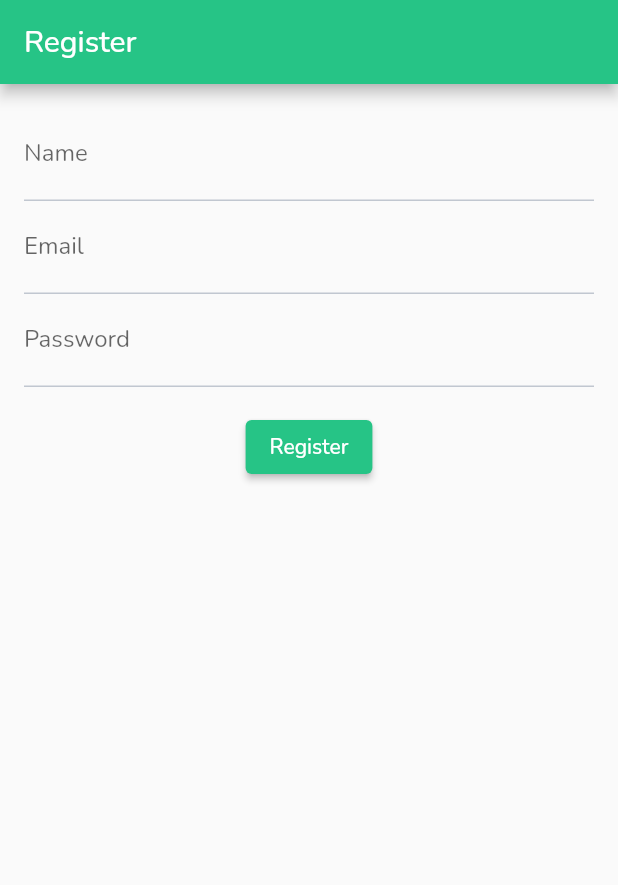
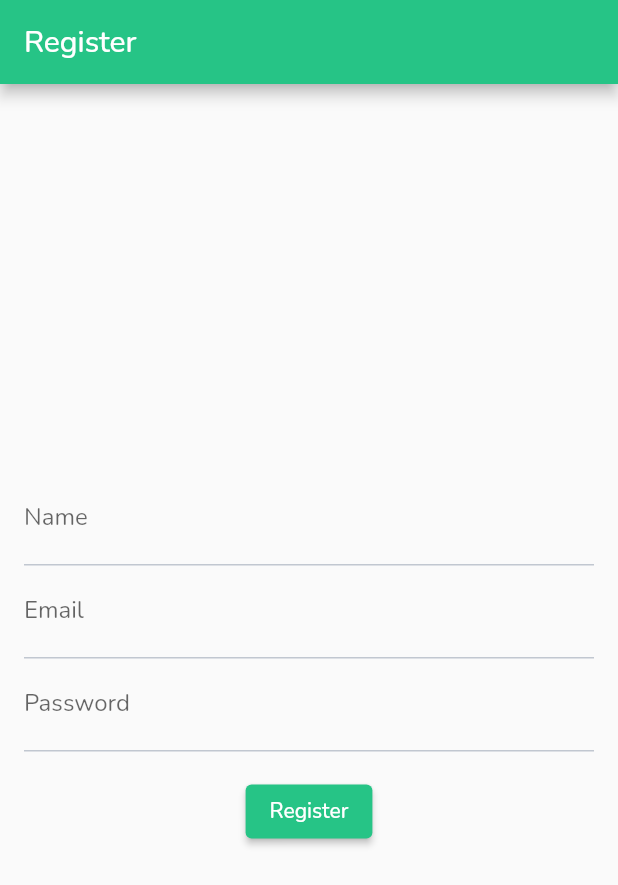
Before and after one commit to LeToyek/greeny, a Flutter app: the RegisterScreen screen opened by its route, on a phone screen of 412 x 824 dp. Shown: the top 885 px of the screen. Run offline on Flutter 3.47's test engine with Material 2 defaults, Android fonts, the phone set to English and light mode, and no system bars; our stand-ins replace cloud_firestore, dotted_border, firebase_auth, firebase_core, flutter_dotenv, flutter_riverpod and 5 more; accounts and stored records are empty.

```diff
--- a/lib/ui/screen/auth/register_screen.dart
+++ b/lib/ui/screen/auth/register_screen.dart
@@ -1,19 +1,25 @@
 import 'package:firebase_auth/firebase_auth.dart';
 import 'package:flutter/material.dart';
-import 'package:flutter_riverpod/flutter_riverpod.dart';
 import 'package:go_router/go_router.dart';
 import 'package:greenify/services/auth.dart';
 
-class RegisterScreen extends ConsumerWidget {
+class RegisterScreen extends StatefulWidget {
   const RegisterScreen({super.key});
 
   @override
-  Widget build(BuildContext context, WidgetRef ref) {
+  State<RegisterScreen> createState() => _RegisterScreenState();
+}
+
+class _RegisterScreenState extends State<RegisterScreen> {
+  @override
+  Widget build(BuildContext context) {
     final GlobalKey<FormState> formKey = GlobalKey<FormState>();
 
     TextEditingController emailController = TextEditingController();
     TextEditingController passwordController = TextEditingController();
     TextEditingController nameController = TextEditingController();
+
+    late bool isLoading = false;
 
     void _submitForm() async {
       try {
@@ -23,9 +29,14 @@ class RegisterScreen extends ConsumerWidget {
           String email = emailController.text;
           String password = passwordController.text;
 
+          setState(() {
+            isLoading = true;
+          });
           User? user = await FireAuth.registerUser(
               email: email, password: password, name: name);
-
+          setState(() {
+            isLoading = false;
+          });
           if (user != null) {
             if (context.mounted) {
               context.pushReplacement("/");
@@ -42,7 +53,10 @@ class RegisterScreen extends ConsumerWidget {
                   content: Text(e.toString()),
                   actions: [
                     TextButton(
-                        onPressed: () => context.pop(), child: const Text("OK"))
+                        onPressed: () {
+                          context.pop();
+                        },
+                        child: const Text("OK"))
                   ],
                 ));
       }
@@ -50,12 +64,18 @@ class RegisterScreen extends ConsumerWidget {
 
     return Scaffold(
       appBar: AppBar(title: const Text('Register')),
-      body: Center(
+      body: Stack(
+        children: [
+          isLoading
+              ? const Center(child: CircularProgressIndicator())
+              : const SizedBox.shrink(),
+          Center(
             child: Padding(
               padding: const EdgeInsets.all(16),
               child: Form(
                 key: formKey,
                 child: Column(
+                  mainAxisAlignment: MainAxisAlignment.center,
                   children: [
                     TextFormField(
                       controller: nameController,
@@ -98,6 +118,8 @@ class RegisterScreen extends ConsumerWidget {
               ),
             ),
           ),
+        ],
+      ),
     );
   }
 }
```
Lines whose indentation alone changed are shown as unchanged.
